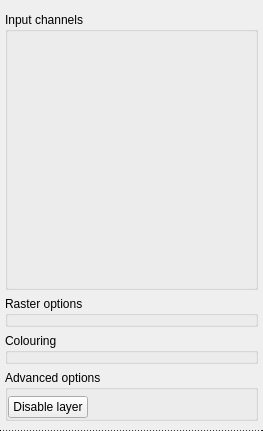
First picture: the form in src/qt-widgets/VisualLayerWidgetUi.ui, repository GPlates/GPlates, before the edit.
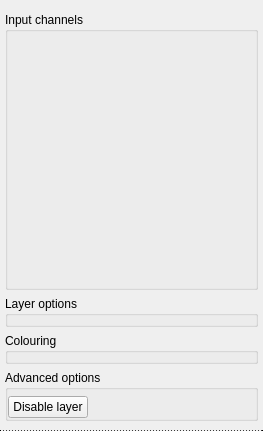
Second picture: the form after the edit.

Patch:
```diff
--- a/src/qt-widgets/VisualLayerWidgetUi.ui
+++ b/src/qt-widgets/VisualLayerWidgetUi.ui
@@ -169,9 +169,9 @@
               </widget>
              </item>
              <item>
-              <widget class="QGroupBox" name="raster_groupbox">
-               <property name="title">
-                <string>Raster options</string>
+              <widget class="QGroupBox" name="layer_options_groupbox" >
+               <property name="title" >
+                <string>Layer options</string>
                </property>
                <property name="flat">
                 <bool>true</bool>
```
Left out of the diff: 179 changed lines with no effect on the pictures.
